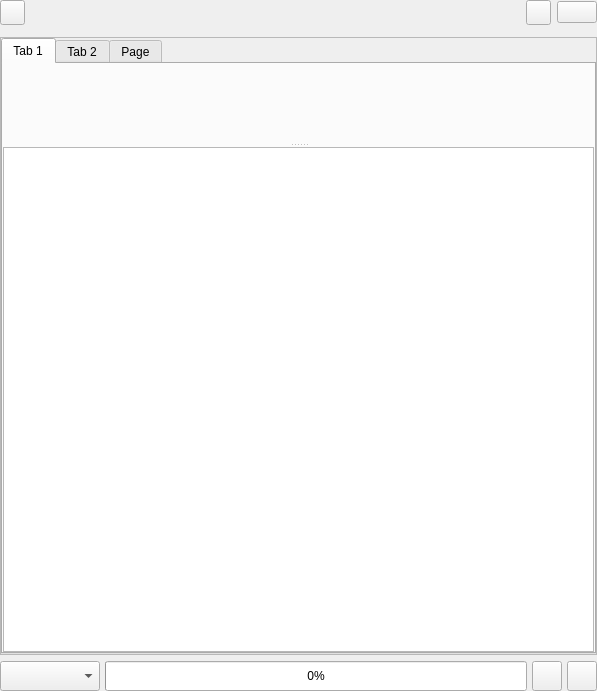
Above: src/airunner/components/chat/gui/widgets/templates/chat_prompt.ui from Capsize-Games/airunner before the change. Below: the same form after it.
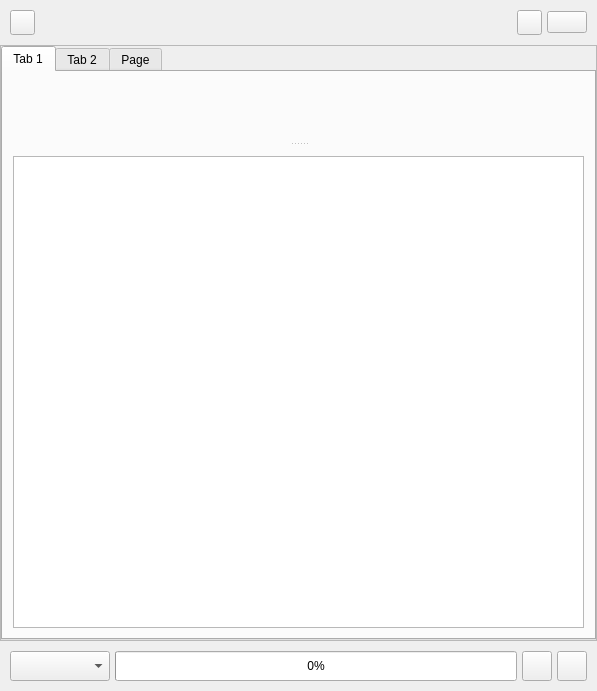
That is the form after the change. Icons and pictures are not drawn. Custom widgets are drawn as their Qt base class.

Diff of the .ui file:
```diff
--- a/src/airunner/components/chat/gui/widgets/templates/chat_prompt.ui
+++ b/src/airunner/components/chat/gui/widgets/templates/chat_prompt.ui
@@ -26,6 +26,149 @@
    <property name="bottomMargin">
     <number>0</number>
    </property>
+   <property name="spacing">
+    <number>0</number>
+   </property>
+   <item row="0" column="0">
+    <widget class="QWidget" name="chat_prompt_action_bar" native="true">
+     <layout class="QHBoxLayout" name="horizontalLayout_3">
+      <property name="spacing">
+       <number>0</number>
+      </property>
+      <property name="leftMargin">
+       <number>0</number>
+      </property>
+      <property name="topMargin">
+       <number>0</number>
+      </property>
+      <property name="rightMargin">
+       <number>0</number>
+      </property>
+      <property name="bottomMargin">
+       <number>0</number>
+      </property>
+      <item>
+       <layout class="QHBoxLayout" name="action_bar_container">
+        <property name="spacing">
+         <number>5</number>
+        </property>
+        <property name="leftMargin">
+         <number>10</number>
+        </property>
+        <property name="topMargin">
+         <number>10</number>
+        </property>
+        <property name="rightMargin">
+         <number>10</number>
+        </property>
+        <property name="bottomMargin">
+         <number>10</number>
+        </property>
+        <item>
+         <widget class="QPushButton" name="clear_conversation_button">
+          <property name="sizePolicy">
+           <sizepolicy hsizetype="Maximum" vsizetype="Maximum">
+            <horstretch>0</horstretch>
+            <verstretch>0</verstretch>
+           </sizepolicy>
+          </property>
+          <property name="minimumSize">
+           <size>
+            <width>25</width>
+            <height>25</height>
+           </size>
+          </property>
+          <property name="maximumSize">
+           <size>
+            <width>25</width>
+            <height>25</height>
+           </size>
+          </property>
+          <property name="toolTip">
+           <string>New converation</string>
+          </property>
+          <property name="text">
+           <string/>
+          </property>
+          <property name="icon">
+           <iconset resource="../../../../../gui/resources/feather.qrc">
+            <normaloff>:/light/icons/feather/light/plus.svg</normaloff>:/light/icons/feather/light/plus.svg</iconset>
+          </property>
+         </widget>
+        </item>
+        <item>
+         <spacer name="horizontalSpacer">
+          <property name="orientation">
+           <enum>Qt::Orientation::Horizontal</enum>
+          </property>
+          <property name="sizeHint" stdset="0">
+           <size>
+            <width>40</width>
+            <height>20</height>
+           </size>
+          </property>
+         </spacer>
+        </item>
+        <item>
+         <widget class="QPushButton" name="history_button">
+          <property name="sizePolicy">
+           <sizepolicy hsizetype="Maximum" vsizetype="Maximum">
+            <horstretch>0</horstretch>
+            <verstretch>0</verstretch>
+           </sizepolicy>
+          </property>
+          <property name="minimumSize">
+           <size>
+            <width>25</width>
+            <height>25</height>
+           </size>
+          </property>
+          <property name="maximumSize">
+           <size>
+            <width>25</width>
+            <height>25</height>
+           </size>
+          </property>
+          <property name="toolTip">
+           <string>Chat history</string>
+          </property>
+          <property name="text">
+           <string/>
+          </property>
+          <property name="icon">
+           <iconset resource="../../../../../gui/resources/feather.qrc">
+            <normaloff>:/light/icons/feather/light/clock.svg</normaloff>:/light/icons/feather/light/clock.svg</iconset>
+          </property>
+          <property name="checkable">
+           <bool>true</bool>
+          </property>
+         </widget>
+        </item>
+        <item>
+         <widget class="QPushButton" name="settings_button">
+          <property name="toolTip">
+           <string>Settings</string>
+          </property>
+          <property name="text">
+           <string/>
+          </property>
+          <property name="icon">
+           <iconset resource="../../../../../gui/resources/feather.qrc">
+            <normaloff>:/light/icons/feather/light/settings.svg</normaloff>:/light/icons/feather/light/settings.svg</iconset>
+          </property>
+          <property name="checkable">
+           <bool>true</bool>
+          </property>
+         </widget>
+        </item>
+       </layout>
+      </item>
+     </layout>
+    </widget>
+   </item>
+   <item row="1" column="0">
+    <widget class="LLMHistoryWidget" name="chat_history_widget" native="true"/>
+   </item>
    <item row="2" column="0">
     <widget class="QScrollArea" name="scrollArea">
      <property name="widgetResizable">
@@ -37,7 +180,7 @@
         <x>0</x>
         <y>0</y>
         <width>595</width>
-        <height>602</height>
+        <height>584</height>
        </rect>
       </property>
       <layout class="QGridLayout" name="gridLayout_4">
@@ -53,6 +196,9 @@
        <property name="bottomMargin">
         <number>0</number>
        </property>
+       <property name="spacing">
+        <number>0</number>
+       </property>
        <item row="0" column="0">
         <widget class="QTabWidget" name="tabWidget">
          <property name="currentIndex">
@@ -62,7 +208,7 @@
           <attribute name="title">
            <string>Tab 1</string>
           </attribute>
-          <layout class="QGridLayout" name="gridLayout">
+          <layout class="QGridLayout" name="gridLayout_6">
            <property name="leftMargin">
             <number>0</number>
            </property>
@@ -75,8 +221,11 @@
            <property name="bottomMargin">
             <number>0</number>
            </property>
+           <property name="spacing">
+            <number>0</number>
+           </property>
            <item row="0" column="0">
-            <widget class="QSplitter" name="chat_prompt_splitter">
+            <widget class="QSplitter" name="splitter">
              <property name="orientation">
               <enum>Qt::Orientation::Vertical</enum>
              </property>
@@ -84,6 +233,21 @@
               <bool>false</bool>
              </property>
              <widget class="ConversationWidget" name="conversation" native="true"/>
+             <widget class="QWidget" name="prompt_container" native="true">
+              <layout class="QGridLayout" name="gridLayout">
+               <property name="leftMargin">
+                <number>10</number>
+               </property>
+               <property name="topMargin">
+                <number>10</number>
+               </property>
+               <property name="rightMargin">
+                <number>10</number>
+               </property>
+               <property name="bottomMargin">
+                <number>10</number>
+               </property>
+               <item row="0" column="0">
              <widget class="QPlainTextEdit" name="prompt">
               <property name="sizePolicy">
                <sizepolicy hsizetype="Expanding" vsizetype="Expanding">
@@ -104,6 +268,9 @@
                </size>
               </property>
              </widget>
+               </item>
+              </layout>
+             </widget>
             </widget>
            </item>
           </layout>
@@ -158,123 +325,38 @@
      </widget>
     </widget>
    </item>
-   <item row="0" column="0">
-    <layout class="QHBoxLayout" name="horizontalLayout_2">
-     <item>
-      <widget class="QPushButton" name="clear_conversation_button">
-       <property name="sizePolicy">
-        <sizepolicy hsizetype="Maximum" vsizetype="Maximum">
-         <horstretch>0</horstretch>
-         <verstretch>0</verstretch>
-        </sizepolicy>
-       </property>
-       <property name="minimumSize">
-        <size>
-         <width>25</width>
-         <height>25</height>
-        </size>
-       </property>
-       <property name="maximumSize">
-        <size>
-         <width>25</width>
-         <height>25</height>
-        </size>
-       </property>
-       <property name="toolTip">
-        <string>New converation</string>
-       </property>
-       <property name="text">
-        <string/>
-       </property>
-       <property name="icon">
-        <iconset resource="../../../../../gui/resources/feather.qrc">
-         <normaloff>:/light/icons/feather/light/plus.svg</normaloff>:/light/icons/feather/light/plus.svg</iconset>
-       </property>
-      </widget>
-     </item>
-     <item>
-      <spacer name="horizontalSpacer">
-       <property name="orientation">
-        <enum>Qt::Orientation::Horizontal</enum>
-       </property>
-       <property name="sizeHint" stdset="0">
-        <size>
-         <width>40</width>
-         <height>20</height>
-        </size>
-       </property>
-      </spacer>
-     </item>
-     <item>
-      <widget class="QPushButton" name="history_button">
-       <property name="sizePolicy">
-        <sizepolicy hsizetype="Maximum" vsizetype="Maximum">
-         <horstretch>0</horstretch>
-         <verstretch>0</verstretch>
-        </sizepolicy>
-       </property>
-       <property name="minimumSize">
-        <size>
-         <width>25</width>
-         <height>25</height>
-        </size>
-       </property>
-       <property name="maximumSize">
-        <size>
-         <width>25</width>
-         <height>25</height>
-        </size>
-       </property>
-       <property name="toolTip">
-        <string>Chat history</string>
-       </property>
-       <property name="text">
-        <string/>
-       </property>
-       <property name="icon">
-        <iconset resource="../../../../../gui/resources/feather.qrc">
-         <normaloff>:/light/icons/feather/light/clock.svg</normaloff>:/light/icons/feather/light/clock.svg</iconset>
-       </property>
-       <property name="checkable">
-        <bool>true</bool>
-       </property>
-      </widget>
-     </item>
-     <item>
-      <widget class="QPushButton" name="settings_button">
-       <property name="toolTip">
-        <string>Settings</string>
-       </property>
-       <property name="text">
-        <string/>
-       </property>
-       <property name="icon">
-        <iconset resource="../../../../../gui/resources/feather.qrc">
-         <normaloff>:/light/icons/feather/light/settings.svg</normaloff>:/light/icons/feather/light/settings.svg</iconset>
-       </property>
-       <property name="checkable">
-        <bool>true</bool>
-       </property>
-      </widget>
-     </item>
-    </layout>
-   </item>
    <item row="3" column="0">
+    <widget class="QWidget" name="chat_prompt_footer" native="true">
     <layout class="QHBoxLayout" name="horizontalLayout">
+      <property name="leftMargin">
+       <number>0</number>
+      </property>
+      <property name="topMargin">
+       <number>0</number>
+      </property>
+      <property name="rightMargin">
+       <number>0</number>
+      </property>
+      <property name="bottomMargin">
+       <number>0</number>
+      </property>
+      <item>
+       <widget class="QWidget" name="footer_container" native="true">
+        <layout class="QHBoxLayout" name="horizontalLayout_2">
      <property name="spacing">
       <number>5</number>
      </property>
      <property name="leftMargin">
-      <number>0</number>
+          <number>10</number>
      </property>
      <property name="topMargin">
-      <number>0</number>
+          <number>10</number>
      </property>
      <property name="rightMargin">
-      <number>0</number>
+          <number>10</number>
      </property>
      <property name="bottomMargin">
-      <number>0</number>
+          <number>10</number>
      </property>
      <item>
       <widget class="QComboBox" name="action">
@@ -379,9 +461,10 @@
       </widget>
      </item>
     </layout>
-   </item>
-   <item row="1" column="0">
-    <widget class="LLMHistoryWidget" name="chat_history_widget" native="true"/>
+       </widget>
+      </item>
+     </layout>
+    </widget>
    </item>
   </layout>
  </widget>
```
Left out of the diff: 19 changed lines with no effect on the pictures. Lines whose indentation alone changed are shown as unchanged.
